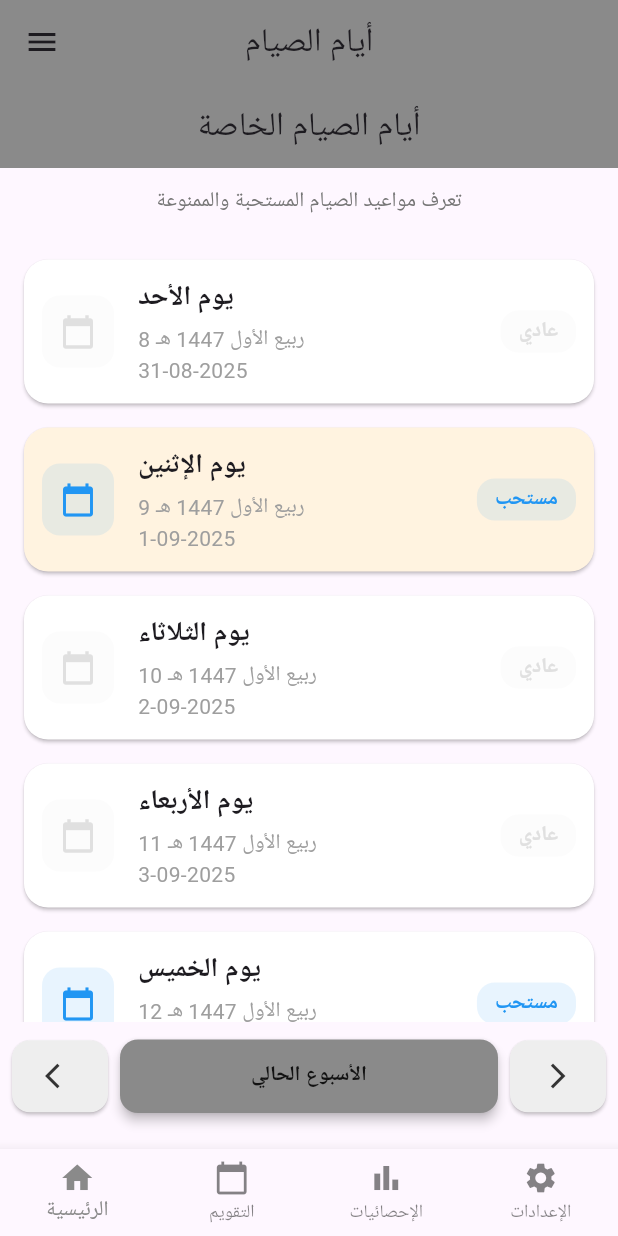
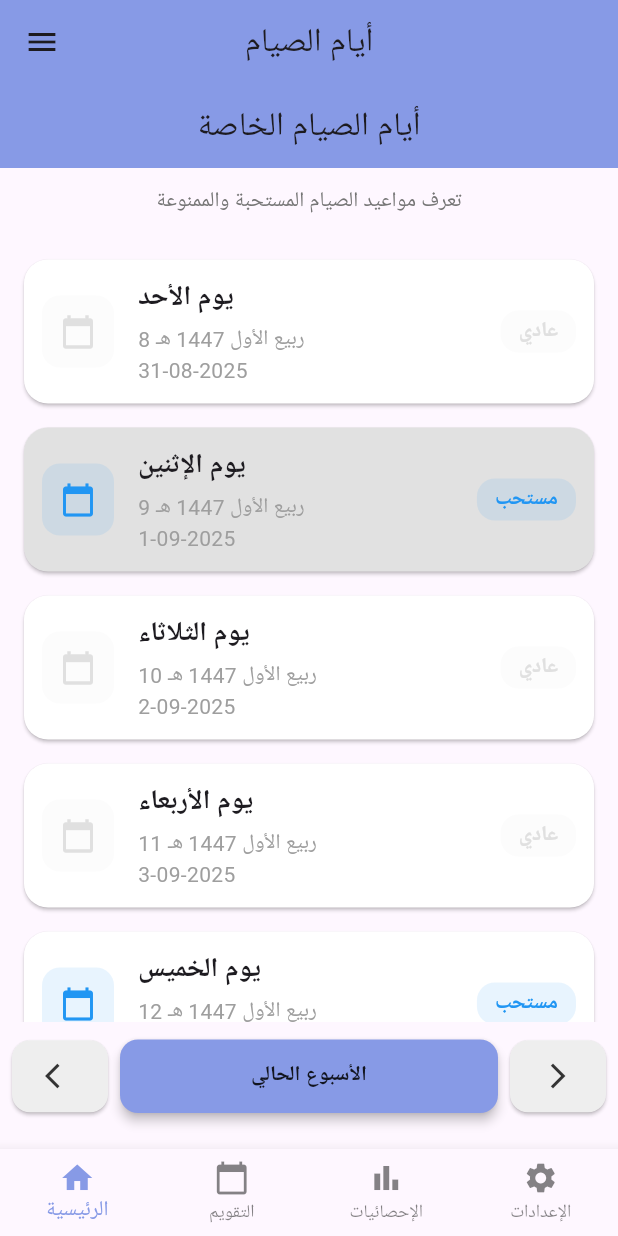
Before and after one commit to SaadElsayed93/SoomApp, a Flutter app: the screen it shows after launch, on a phone screen of 412 x 824 dp. Run offline on Flutter 3.47's test engine with Material 3 defaults, Android fonts, the phone set to English and light mode, and no system bars; our stand-ins replace hijri; Roboto replaces fonts that are missing (Cairo).

Commit message:
Refactor app colors: update primary color and enhance UI consistency across screens

```diff
--- a/lib/core/theme/app_colors.dart
+++ b/lib/core/theme/app_colors.dart
@@ -2,17 +2,17 @@ import 'package:flutter/material.dart';
 
 class AppColors {
   // 🎨 الألوان الأساسية للتطبيق
-  static const primary = Color.fromARGB(255, 138, 138, 138);
+  static const primary = Color.fromARGB(255, 135, 154, 230);
   static const textDark = Color(0xFF333333);
-  static const textLight = Color(0xFF757575); // رمادي غامق شوية للنصوص الثانوية
+  static const textLight = Color(0xFF757575);
 
   // 🎨 ألوان الصيام
-  static const obligatoryFasting = Color(0xFF4CAF50); // أخضر - واجب
-  static const recommendedFasting = Color(0xFF2196F3); // أزرق - مستحب
-  static const forbiddenFasting = Color(0xFFE53935); // أحمر - منهي
-  static const normalDay = Color(0xFFE0E0E0); // رمادي فاتح - عادي
+  static const obligatoryFasting = Color(0xFF4CAF50);
+  static const recommendedFasting = Color(0xFF2196F3);
+  static const forbiddenFasting = Color(0xFFE53935);
+  static const normalDay = Color(0xFFE0E0E0);
 
   // 🎨 ألوان إضافية
-  static const highlightDay = Color(0xFFFFF3E0); // برتقالي فاتح - اليوم الحالي
-  static const selectedDay = Color(0xFFD1C4E9); // بنفسجي فاتح - يوم مختار
+  static const highlightDay = Color.fromRGBO(225, 225, 225, 1);
+  static const selectedDay = Color(0xFFD1C4E9);
 }
```
